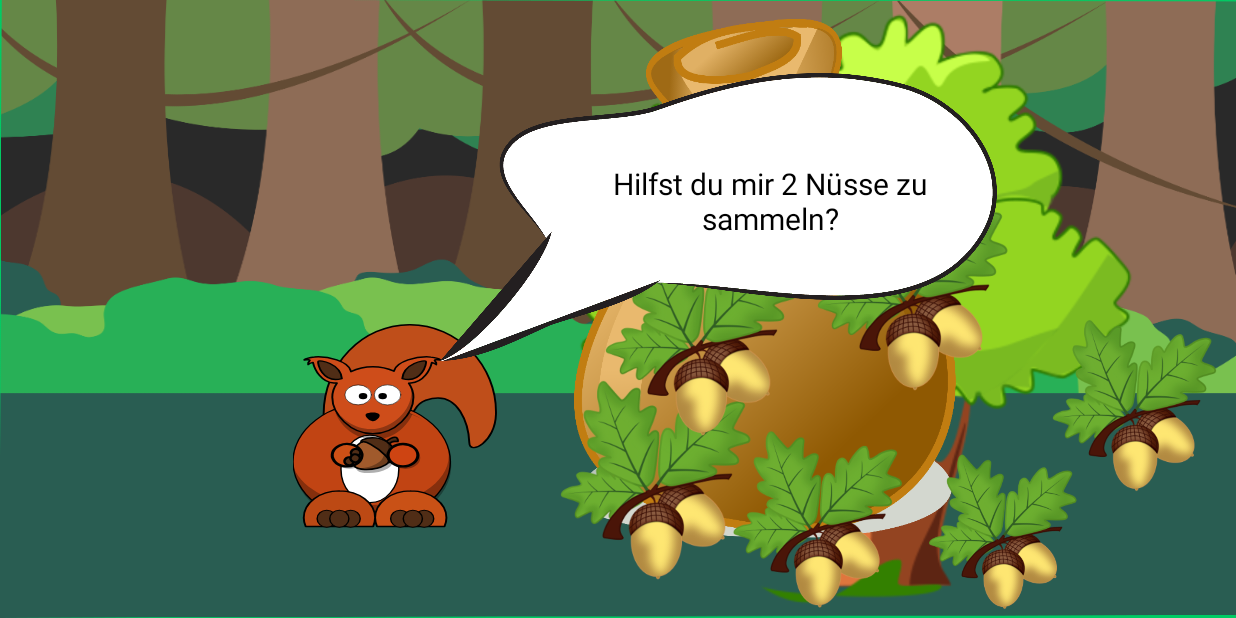
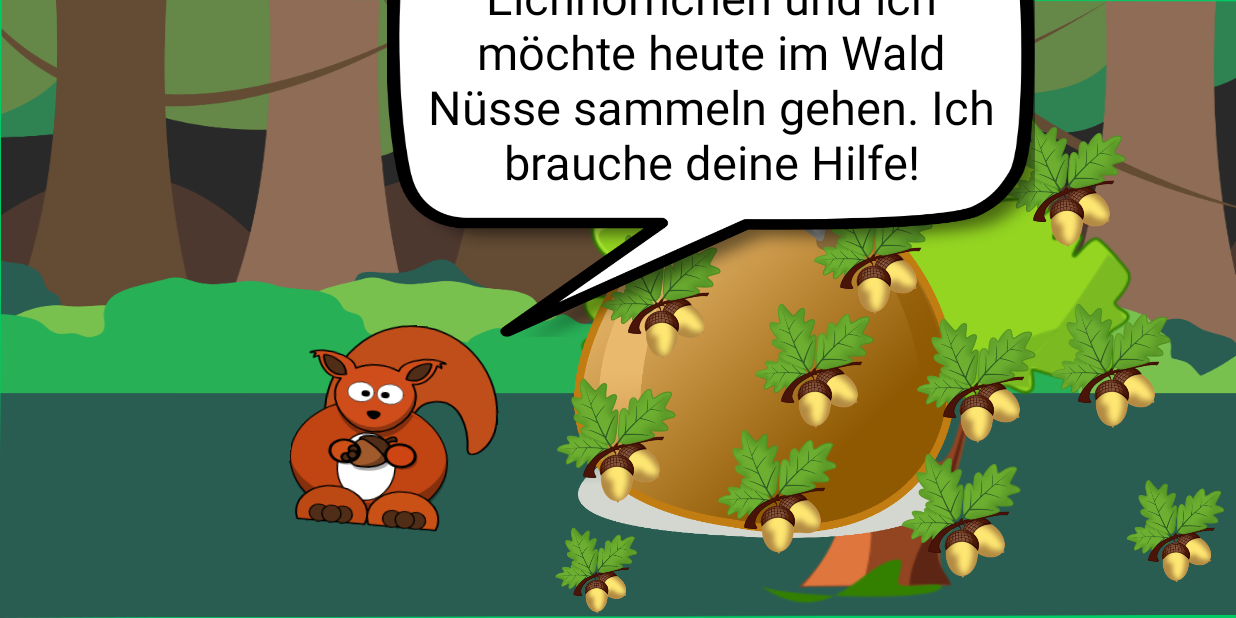
Before and after one commit to maksim96/LearningApp, an Android app: the screen it shows after launch (Task1), after a tap on an icon or button, on a phone screen of 824 x 412 dp (held sideways). Run offline under Robolectric (Android 15) with nearby library versions, the phone set to English and light mode, and no system bars.

Commit message:
Updated the speech bubbles. Finished task 1

```diff
--- a/app/src/main/java/research/educational/thiessen/learningappmock/Task1.java
+++ b/app/src/main/java/research/educational/thiessen/learningappmock/Task1.java
@@ -15,9 +15,9 @@ import android.view.animation.Animation;
 import android.view.animation.AnimationUtils;
 import android.widget.ImageView;
 import android.widget.RelativeLayout;
-import android.widget.TextView;
 
-import java.util.Stack;
+import research.educational.thiessen.learningappmock.helpers.SpeechBubble;
+import research.educational.thiessen.learningappmock.helpers.ThoughtBubble;
 
 /**
  * An example full-screen activity that shows and hides the system UI (i.e.
@@ -28,16 +28,18 @@ public class Task1 extends Activity {
     private ImageView nuts[];
     private ViewGroup rootLayout;
     private ImageView bag;
-    private TextView textView;
-    private ImageView bubble;
+    private SpeechBubble bubble;
     private int nutCount = 0;
-    private boolean[] nutPlaceOccupied = new boolean[6];
+    private boolean[] nutPlaceOccupied = new boolean[11];
     private int subTask = 0;
-    private float defaultNutPos[][] = new float[6][2];
+    private float defaultNutPos[][] = new float[11][2];
     private int defaultNutSize[] = new int[2];
     ImageView squirrel;
     Handler handler = new Handler();
-    Runnable shaker;
+    Runnable nutShaker;
+    Runnable squirrelShaker;
+    private Situation situation = Situation.INTRODUCTION;
+    private ThoughtBubble thoughtBubble;
 
     @Override
     protected void onCreate(Bundle savedInstanceState) {
@@ -48,9 +50,9 @@ public class Task1 extends Activity {
         rootLayout = findViewById(R.id.task1_root);
         bag = findViewById(R.id.bag);
 
-        nuts = new ImageView[6];
+        nuts = new ImageView[11];
 
-        final int[] nutIds = new int[] { R.id.nuts, R.id.nuts2, R.id.nuts3, R.id.nuts4, R.id.nuts5, R.id.nuts6 };
+        final int[] nutIds = new int[] { R.id.nuts, R.id.nuts2, R.id.nuts3, R.id.nuts4, R.id.nuts5, R.id.nuts6, R.id.nuts7, R.id.nuts8, R.id.nuts9, R.id.nuts10, R.id.nuts11 };
         for (int i = 0; i < nutIds.length; i++) {
             nuts[i] = findViewById(nutIds[i]);
             nuts[i].setOnTouchListener(new ChoiceTouchListener());
@@ -65,6 +67,7 @@ public class Task1 extends Activity {
                             nuts[i].setOnTouchListener(new ChoiceTouchListener());
                             defaultNutPos[i][0] = nuts[i].getX();
                             defaultNutPos[i][1] = nuts[i].getY();
+                            System.out.println(nuts[i].getX());
                         }
                         defaultNutSize[0] = nuts[0].getWidth();
                         defaultNutSize[1] = nuts[1].getHeight();
@@ -73,13 +76,30 @@ public class Task1 extends Activity {
                     }
                 });
 
-        rootLayout.setOnClickListener( new TextTouchListener());
+       // rootLayout.setOnClickListener( new TextTouchListener());
 
         squirrel = findViewById(R.id.squirrel);
-        textView = findViewById(R.id.textView);
-        textView.setText("Hallo, kannst du mir helfen?");
-        bubble = findViewById(R.id.bearBubble);
+        bubble = findViewById(R.id.speechbubble);
+        thoughtBubble = findViewById(R.id.thoughtbubble);
         squirrel.setOnClickListener(new TextTouchListener());
+
+        squirrelShaker = new Runnable() {
+            @Override
+            public void run() {
+                Animation shake = AnimationUtils.loadAnimation(rootLayout.getContext(), R.anim.shake);
+                squirrel.startAnimation(shake);
+            }
+        };
+
+        nutShaker = new Runnable() {
+            @Override
+            public void run() {
+                Animation shake = AnimationUtils.loadAnimation(rootLayout.getContext(), R.anim.shake);
+                nuts[0].startAnimation(shake);
+            }
+        };
+
+        handler.postDelayed(squirrelShaker, 5000);
 
 
      /*   RelativeLayout.LayoutParams layoutParams = new RelativeLayout.LayoutParams(getPx(nut.getWidth()), getPx(nut.getHeight()));
@@ -94,53 +114,64 @@ public class Task1 extends Activity {
     private void bubbleSetVisible(boolean visible) {
         if (visible) {
             bubble.setVisibility(View.VISIBLE);
-            textView.setVisibility(View.VISIBLE);
         } else {
             bubble.setVisibility(View.INVISIBLE);
-            textView.setVisibility(View.INVISIBLE);
         }
 
     }
 
     private final void firstSubTask(View view, boolean firstClicked) {
         bubbleSetVisible(true);
+        thoughtBubble.setVisibility(View.INVISIBLE);
         if (firstClicked) {
-            textView.setText("Hilfst du mir 2 Nüsse zu sammeln?");
-            shaker = new Runnable() {
-                @Override
-                public void run() {
-                    Animation shake = AnimationUtils.loadAnimation(rootLayout.getContext(), R.anim.shake);
-                    nuts[0].startAnimation(shake);
-                }
-            };
-            handler.postDelayed(shaker, 3000);
+            bubble.setText("Hilfst du mir 2 Nüsse zu sammeln?");
+
+            handler.postDelayed(nutShaker, 5000);
 
         }
     }
 
-    private final void secondSubTask(View view, boolean firstClicked) {
+    private final int[] nutTasks = {5,4,6,7,8,9,10};
+    private int secondSubTaskPart = 0;
+    private boolean madeMistake = false;
+    private boolean startOfSubtask = true;
+    private boolean done = false;
+    private final void secondSubTask() {
         bubbleSetVisible(true);
-        if (firstClicked && nutCount != 8) {
-            textView.setText("Danke, das waren jetzt 3 x 2 Nüsse! Könntest du mir als nächstes 4 x 2 Nüsse sammeln?");
+        if (done) {
+            Intent intent = new Intent(this, Task2.class);
+            startActivity(intent);
+        } else if (startOfSubtask) {
+            bubble.setText("Könntest du mir als nächstes "
+                    + nutTasks[secondSubTaskPart] + " \u00B7 2 Nüsse sammeln?");
+            startOfSubtask = false;
+            handler.postDelayed(nutShaker, 5000);
 
-        } else if (textView.getText().equals("Wow! Vielen Dank!") && nutCount == 8) {
-            Intent intent = new Intent(view.getContext(), Task2.class);
-            startActivity(intent);
         } else {
-            if (nutCount < 8) {
-                textView.setText("Ich brauche ein paar mehr Nüsse");
-            } else if (nutCount == 8) {
-                textView.setText("Wow! Vielen Dank!");
-                Handler handler = new Handler();
-                handler.postDelayed(new Runnable() {
-                    @Override
-                    public void run() {
-                        Animation shake = AnimationUtils.loadAnimation(rootLayout.getContext(), R.anim.shake);
-                        squirrel.startAnimation(shake);
+            if (nutCount != nutTasks[secondSubTaskPart]*2) {
+                bubble.setText("Das ist noch nicht ganz richtig.");
+                madeMistake = true;
+            } else {
+                bubble.setText("Richtig! Du hast " + nutTasks[secondSubTaskPart]*2 + " Nüsse in den Beutel getan!" );
+                startOfSubtask = true;
+                if (nutTasks[secondSubTaskPart] == 10) {
+                    done = true;
+                } else if (madeMistake) {
+                    secondSubTaskPart++;
+                } else {
+                    if (nutTasks[secondSubTaskPart] == 5) {
+                        secondSubTaskPart += 3;
+                    } else if (nutTasks[secondSubTaskPart] == 7) {
+                        done = true;
+                    } else {
+                            secondSubTaskPart++;
                     }
-                }, 3000);
-            } else {
-                textView.setText("So viele brauche ich doch gar nicht...");
+                }
+
+                handler.postDelayed(squirrelShaker, 5000);
+                restoreNuts();
+                madeMistake = false;
+
             }
         }
     }
@@ -151,17 +182,43 @@ public class Task1 extends Activity {
 
         @Override
         public void onClick(View view) {
-            handler.removeCallbacks(shaker);
-            if (subTask == 0) {
-                firstSubTask(view, firstClicked);
+            handler.removeCallbacks(squirrelShaker);
+            if (situation == Situation.INTRODUCTION) {
+                intro();
+            } else if (situation == Situation.TASK1) {
+                    firstSubTask(view, firstClicked);
+                firstClicked = false;
             } else {
-                secondSubTask(view, false);
+                secondSubTask();
             }
 
 
-            firstClicked = false;
+
         }
+
+
     }
+
+    int introPart = 0;
+    private void intro() {
+        bubbleSetVisible(true);
+        if (introPart == 0) {
+            bubble.setText("Hallo, ich bin Ela das Eichhörnchen und ich möchte heute im Wald Nüsse sammeln gehen. Ich brauche deine Hilfe!");
+            bubbleSetVisible(true);
+        } else if (introPart == 1) {
+            bubble.setText("Meine Lieblingsnüsse hängen immer zu zweit am Baum. So sehen sie aus:");
+            bubbleSetVisible(true);
+        } else {
+            thoughtBubble.setVisibility(View.VISIBLE);
+            bubble.setVisibility(View.INVISIBLE);
+            situation = Situation.TASK1;
+        }
+
+
+        handler.postDelayed(squirrelShaker, 5000);
+        introPart++;
+    }
+
     private boolean firstTimeSecondSubTask = true;
     private final class ChoiceTouchListener implements View.OnTouchListener {
 
@@ -172,7 +229,7 @@ public class Task1 extends Activity {
 
         @Override
         public boolean onTouch(View view, MotionEvent motionEvent) {
-            handler.removeCallbacks(shaker);
+            handler.removeCallbacks(nutShaker);
             bubbleSetVisible(false);
             final int x = (int) motionEvent.getRawX();
             final int y = (int) motionEvent.getRawY();
@@ -225,8 +282,8 @@ public class Task1 extends Activity {
                             }
                             myNutPosition = nutPosition;
                             nutPlaceOccupied[nutPosition] = true;
-                            lParams.leftMargin = (int) getPx(870 + (nutPosition)%3*60);
-                            lParams.topMargin = (int) getPx(520 + (nutPosition)/3*60);
+                            lParams.leftMargin = (int) getPx(870 + (nutPosition)%4*50);
+                            lParams.topMargin = (int) getPx(520 + (nutPosition)/4*50);
                             nutCount += 2;
 
                         } else {
@@ -239,10 +296,11 @@ public class Task1 extends Activity {
 
 
                         System.out.println(subTask);
-                        if (subTask < 3) {
+                        if (situation == Situation.TASK1) {
                             validateFirstSubTask();
                         } else {
-                            handler.postDelayed(shaker, 3000);
+                            handler.removeCallbacks(squirrelShaker);
+                            handler.postDelayed(squirrelShaker, 5000);
                         }
                     }
                     view.setLayoutParams(lParams);
@@ -285,31 +343,21 @@ public class Task1 extends Activity {
             System.out.println(defaultNutPos[i][0] + " " + defaultNutPos[i][1] + " " + defaultNutSize[0] + " " + defaultNutSize[1]);
 
         }
+        rootLayout.requestLayout();
         nutCount = 0;
-        nutPlaceOccupied = new boolean[6];
-        shaker = new Runnable() {
-            @Override
-            public void run() {
-                shaker = new Runnable() {
-                    @Override
-                    public void run() {
-                        Animation shake = AnimationUtils.loadAnimation(rootLayout.getContext(), R.anim.shake);
-                        squirrel.startAnimation(shake);
-                    }
-                };
-            }
-        };
+        nutPlaceOccupied = new boolean[11];
     }
 
     private void validateFirstSubTask() {
         if (nutCount == (subTask+1)*2) {
             bubbleSetVisible(true);
-            textView.setText("Super, das waren jetzt " + (subTask+1)*2 + " Nüsse! Hilfst du mir nochmal 2 Nüsse zu sammeln?");
+            bubble.setText("Super, das waren jetzt " + (subTask+1)*2 + " Nüsse! Hilfst du mir nochmal 2 Nüsse zu sammeln?");
             subTask++;
             if (subTask == 3) {
                 restoreNuts();
-                secondSubTask(textView, firstTimeSecondSubTask);
+                secondSubTask();
                 firstTimeSecondSubTask = false;
+                situation = Situation.TASK2;
             }
 
         }
@@ -329,6 +377,10 @@ public class Task1 extends Activity {
         return TypedValue.applyDimension(TypedValue.COMPLEX_UNIT_DIP, dp, r.getDisplayMetrics());
     }
 
+    private enum Situation {
+        INTRODUCTION, TASK1, TASK2
+    }
+
 
 
 
--- /dev/null
+++ b/app/src/main/java/research/educational/thiessen/learningappmock/helpers/SpeechBubble.java
@@ -0,0 +1,71 @@
+package research.educational.thiessen.learningappmock.helpers;
+
+import android.content.Context;
+import android.content.res.TypedArray;
+import android.graphics.Canvas;
+import android.graphics.Color;
+import android.graphics.Paint;
+import android.graphics.drawable.Drawable;
+import android.text.TextPaint;
+import android.util.AttributeSet;
+import android.util.Log;
+import android.view.View;
+import android.widget.ImageView;
+import android.widget.LinearLayout;
+import android.widget.RelativeLayout;
+import android.widget.TextView;
+
+import research.educational.thiessen.learningappmock.R;
+
+import static android.content.ContentValues.TAG;
+
+/**
+ * TODO: document your custom view class.
+ */
+public class SpeechBubble extends RelativeLayout {
+    private TextView text;
+    private ImageView bubble;
+
+    public void setText(CharSequence cs) {
+        text.setText(cs);
+    }
+
+    public CharSequence getText() {
+        return text.getText();
+    }
+
+    public SpeechBubble(Context context) {
+        super(context);
+        init();
+    }
+
+    public SpeechBubble(Context context, AttributeSet attrs) {
+        super(context, attrs);
+        int[] set = {
+                android.R.attr.background, // idx 0
+                android.R.attr.text        // idx 1
+        };
+        init();
+        TypedArray a = context.obtainStyledAttributes(attrs, set);
+        Drawable d = a.getDrawable(0);
+        CharSequence t = a.getText(1);
+        if (t!= null) {
+            text.setText(t);
+        }
+
+        Log.d(TAG, "attrs " + d + " " + t);
+        a.recycle();
+
+    }
+
+    public SpeechBubble(Context context, AttributeSet attrs, int defStyle) {
+        super(context, attrs, defStyle);
+        init();
+    }
+
+    private void init() {
+        inflate(getContext(), R.layout.speechbubble, this);
+        this.bubble = findViewById(R.id.actualbubble);
+        this.text = findViewById(R.id.bubbleText);
+    }
+}
--- /dev/null
+++ b/app/src/main/java/research/educational/thiessen/learningappmock/helpers/ThoughtBubble.java
@@ -0,0 +1,61 @@
+package research.educational.thiessen.learningappmock.helpers;
+
+import android.content.Context;
+import android.content.res.TypedArray;
+import android.graphics.Canvas;
+import android.graphics.Color;
+import android.graphics.Paint;
+import android.graphics.drawable.Drawable;
+import android.support.v4.content.res.ResourcesCompat;
+import android.text.TextPaint;
+import android.util.AttributeSet;
+import android.util.Log;
+import android.view.View;
+import android.widget.ImageView;
+import android.widget.LinearLayout;
+import android.widget.RelativeLayout;
+import android.widget.TextView;
+
+import research.educational.thiessen.learningappmock.R;
+
+import static android.content.ContentValues.TAG;
+
+/**
+ * TODO: document your custom view class.
+ */
+public class ThoughtBubble extends RelativeLayout {
+    private ImageView bubble;
+    private ImageView food;
+
+    public ThoughtBubble(Context context) {
+        super(context);
+        init();
+    }
+
+    public ThoughtBubble(Context context, AttributeSet attrs) {
+        super(context, attrs);
+        init();
+        int src_resource = attrs.getAttributeResourceValue("http://schemas.android.com/apk/res/android", "src", 0);
+        if (src_resource != 0) {
+            food.setImageDrawable(ResourcesCompat.getDrawable(getResources(), src_resource, null));
+        }
+
+        if (this.getScaleX() == -1.0) {
+            food.setScaleX(-1);
+        }
+
+
+
+    }
+
+    public ThoughtBubble(Context context, AttributeSet attrs, int defStyle) {
+        super(context, attrs, defStyle);
+        init();
+    }
+
+    private void init() {
+        inflate(getContext(), R.layout.thoughtbubble, this);
+        this.bubble = findViewById(R.id.actualthoughtbubble);
+        this.food = findViewById(R.id.foodthought);
+    }
+}
--- a/app/src/main/res/layout/activity_task1.xml
+++ b/app/src/main/res/layout/activity_task1.xml
@@ -19,6 +19,7 @@
         android:layout_height="match_parent"
         android:layout_alignParentStart="true"
         android:layout_alignParentTop="true"
+        android:layout_marginStart="0dp"
         android:scaleType="fitXY"
         android:src="@drawable/forest" />
 
@@ -54,8 +55,8 @@
         android:src="@drawable/bag2" />
     <ImageView
         android:id="@+id/nuts4"
-        android:layout_width="147dp"
-        android:layout_height="144dp"
+        android:layout_width="90dp"
+        android:layout_height="90dp"
         android:layout_alignParentStart="true"
         android:layout_alignParentTop="true"
         android:layout_marginStart="370dp"
@@ -64,8 +65,8 @@
 
     <ImageView
         android:id="@+id/nuts3"
-        android:layout_width="147dp"
-        android:layout_height="144dp"
+        android:layout_width="90dp"
+        android:layout_height="90dp"
         android:layout_alignParentStart="true"
         android:layout_alignParentTop="true"
         android:layout_marginStart="400dp"
@@ -74,8 +75,8 @@
 
     <ImageView
         android:id="@+id/nuts"
-        android:layout_width="147dp"
-        android:layout_height="144dp"
+        android:layout_width="90dp"
+        android:layout_height="90dp"
         android:layout_alignParentTop="true"
         android:layout_marginStart="700dp"
         android:layout_marginTop="200dp"
@@ -147,8 +148,8 @@
     -->
     <ImageView
         android:id="@+id/nuts5"
-        android:layout_width="147dp"
-        android:layout_height="144dp"
+        android:layout_width="90dp"
+        android:layout_height="90dp"
         android:layout_alignParentStart="true"
         android:layout_alignParentTop="true"
         android:layout_marginStart="477dp"
@@ -159,8 +160,8 @@
 
     <ImageView
         android:id="@+id/nuts6"
-        android:layout_width="147dp"
-        android:layout_height="144dp"
+        android:layout_width="90dp"
+        android:layout_height="90dp"
         android:layout_alignParentStart="true"
         android:layout_alignParentTop="true"
         android:layout_marginStart="600dp"
@@ -171,8 +172,8 @@
 
     <ImageView
         android:id="@+id/nuts2"
-        android:layout_width="147dp"
-        android:layout_height="144dp"
+        android:layout_width="90dp"
+        android:layout_height="90dp"
         android:layout_alignParentStart="true"
         android:layout_alignParentTop="true"
         android:layout_marginStart="541dp"
@@ -180,29 +181,72 @@
         android:src="@drawable/nuts" />
 
     <ImageView
-        android:id="@+id/bearBubble"
-        android:layout_width="371dp"
-        android:layout_height="264dp"
+        android:id="@+id/nuts7"
+        android:layout_width="90dp"
+        android:layout_height="90dp"
+        android:layout_alignParentStart="true"
+        android:layout_alignParentTop="true"
+        android:layout_marginTop="200dp"
+        android:layout_marginStart="502dp"
+        android:src="@drawable/nuts" />
+
+    <ImageView
+        android:id="@+id/nuts9"
+        android:layout_width="90dp"
+        android:layout_height="90dp"
+        android:layout_alignParentStart="true"
+        android:layout_alignParentTop="true"
+        android:layout_marginStart="750dp"
+        android:layout_marginTop="310dp"
+        android:src="@drawable/nuts" />
+
+    <ImageView
+        android:id="@+id/nuts10"
+        android:layout_width="90dp"
+        android:layout_height="90dp"
+        android:layout_alignParentStart="true"
+        android:layout_alignParentTop="true"
+        android:layout_marginStart="670dp"
+        android:layout_marginTop="79dp"
+        android:src="@drawable/nuts" />
+
+    <ImageView
+        android:id="@+id/nuts11"
+        android:layout_width="90dp"
+        android:layout_height="90dp"
+        android:layout_marginTop="210dp"
+        android:layout_marginStart="610dp"
+        android:src="@drawable/nuts" />
+
+    <ImageView
+        android:id="@+id/nuts8"
+        android:layout_width="90dp"
+        android:layout_height="90dp"
+        android:layout_alignParentStart="true"
+        android:layout_alignParentTop="true"
+        android:layout_marginStart="355dp"
+        android:layout_marginTop="350dp"
+        android:src="@drawable/nuts" />
+
+    <research.educational.thiessen.learningappmock.helpers.SpeechBubble
+        android:id="@+id/speechbubble"
+        android:layout_width="432dp"
+        android:layout_height="307dp"
+        android:layout_alignParentStart="true"
+        android:layout_alignTop="@+id/bag"
+        android:layout_marginStart="258dp"
+        android:layout_marginTop="-95dp"
+        android:visibility="invisible"/>
+
+    <research.educational.thiessen.learningappmock.helpers.ThoughtBubble
+        android:id="@+id/thoughtbubble"
+        android:layout_width="359dp"
+        android:layout_height="372dp"
         android:layout_alignParentBottom="true"
         android:layout_alignParentStart="true"
-        android:layout_marginBottom="135dp"
-        android:layout_marginStart="293dp"
-        android:src="@drawable/sprechblase_left" />
-
-    <TextView
-        android:id="@+id/textView"
-        android:layout_width="271dp"
-        android:layout_height="137dp"
-        android:layout_alignParentBottom="true"
-        android:layout_alignParentStart="true"
-        android:layout_marginBottom="209dp"
-        android:layout_marginStart="378dp"
-        android:gravity="center"
-        android:text="TextView"
-        android:textColor="@android:color/background_dark"
-        android:textSize="20sp"
-        android:typeface="sans"
-        tools:text="Hallo, kannst du mir helfen?" />
-
+        android:layout_marginBottom="201dp"
+        android:layout_marginStart="268dp"
+        android:scaleX="-1"
+        android:visibility="invisible"/>
 
 </RelativeLayout>
--- /dev/null
+++ b/app/src/main/res/layout/speechbubble.xml
@@ -0,0 +1,47 @@
+<?xml version="1.0" encoding="utf-8"?>
+<RelativeLayout xmlns:android="http://schemas.android.com/apk/res/android"
+    android:layout_width="match_parent"
+    android:layout_height="match_parent"
+    xmlns:app="http://schemas.android.com/apk/res-auto"
+    android:orientation="vertical">
+
+    <ImageView
+        android:id="@+id/actualbubble"
+        android:layout_width="match_parent"
+        android:layout_height="match_parent"
+        android:layout_centerInParent="true"
+        android:scaleType="fitXY"
+        android:src="@drawable/speechbubble" />
+
+    <LinearLayout
+        android:layout_width="match_parent"
+        android:layout_height="match_parent"
+        android:orientation="vertical"
+        android:weightSum="100">
+
+        <TextView
+            android:layout_width="match_parent"
+            android:layout_height="wrap_content"
+            android:layout_weight="1" />
+
+        <android.support.v7.widget.AppCompatTextView
+            android:id="@+id/bubbleText"
+            android:layout_width="match_parent"
+            android:layout_height="10dp"
+            android:layout_centerHorizontal="true"
+            android:layout_weight="70"
+            android:gravity="center"
+            android:text="Hallo, kannst du mir helfen?"
+            android:textColor="@android:color/background_dark"
+            app:autoSizeTextType="uniform"
+            app:autoSizeMaxTextSize="50sp"
+            android:typeface="sans"
+            android:layout_marginLeft="20dp"
+            android:layout_marginRight="20dp"/>
+
+        <TextView
+            android:layout_width="match_parent"
+            android:layout_height="wrap_content"
+            android:layout_weight="29" />
+    </LinearLayout>
+</RelativeLayout>
```
Also changed, not shown: app/src/main/res/layout/thoughtbubble.xml (added, +55 -0 lines), app/src/main/res/values/attrs_speech_buble.xml (added, +8 -0 lines), app/src/main/res/drawable-xxhdpi/speechbubble.png (added), app/src/main/res/drawable-xxhdpi/thoughtbubble.png (added).
